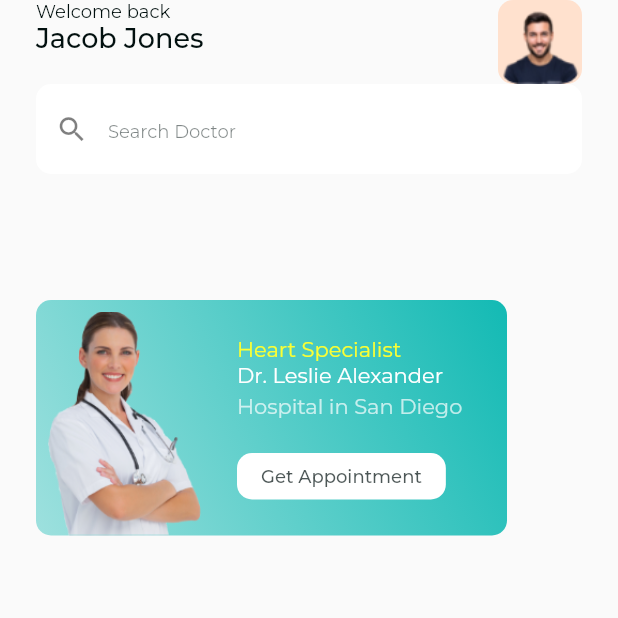
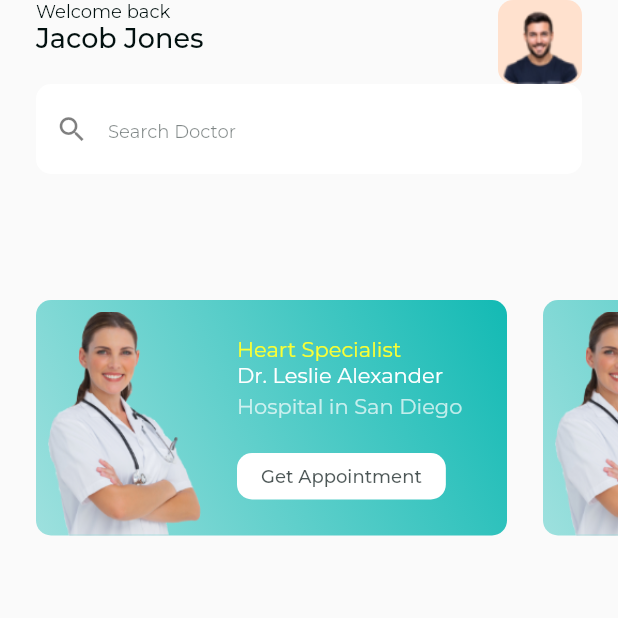
Before and after one commit to romofel/flutter-ui_practice-medical, a Flutter app: the screen it shows after launch, on a phone screen of 412 x 824 dp, the top half of it. Run offline on Flutter 3.47's test engine with Material 2 defaults, Android fonts, the phone set to English and light mode, and no system bars; our stand-ins replace google_fonts.

Commit message:
Use separated constructor and pass a SizedBox in the separatedBuilder

```diff
--- a/lib/screens/home_screen.dart
+++ b/lib/screens/home_screen.dart
@@ -18,9 +18,12 @@ class HomeScreen extends StatelessWidget {
             child: Container(
               height: 157,
               padding: const EdgeInsets.only(left: 24),
-              child: ListView.builder(
+              child: ListView.separated(
                 scrollDirection: Axis.horizontal,
-                itemCount: 1,
+                itemCount: 3,
+                separatorBuilder: (context, index) {
+                  return const SizedBox(width: 24);
+                },
                 itemBuilder: (BuildContext context, int index) {
                   return Container(
                     width: 314,
```
